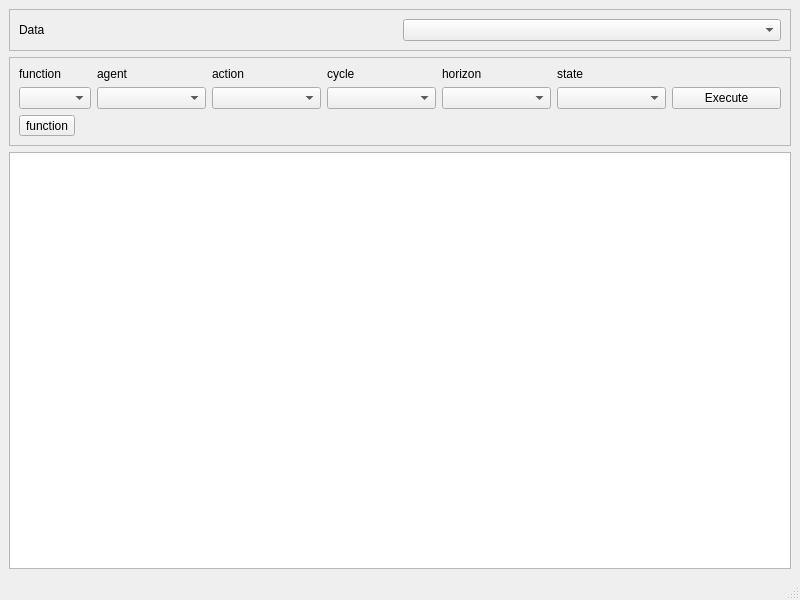
This is query_data.ui in usc-psychsim/psychsim-eval-gui as Qt 5 draws it before an edit. The edited form follows.
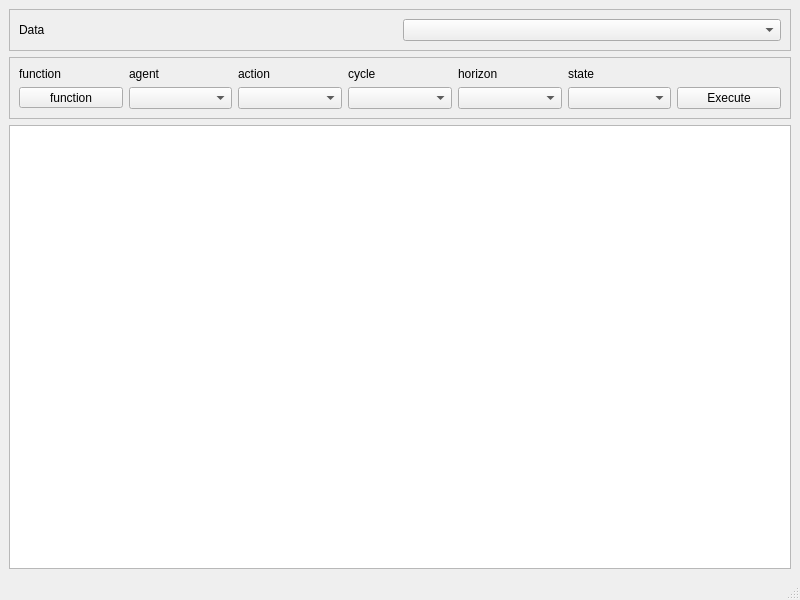
This is the edited form.

Commit message: Add data to viewer and implement rename functionality

```diff
--- a/query_data.ui
+++ b/query_data.ui
@@ -103,9 +103,6 @@
          </property>
         </widget>
        </item>
-       <item row="1" column="0">
-        <widget class="QComboBox" name="function_combo"/>
-       </item>
        <item row="0" column="3">
         <widget class="QLabel" name="label_4">
          <property name="text">
@@ -113,8 +110,14 @@
          </property>
         </widget>
        </item>
-       <item row="2" column="0">
+       <item row="1" column="0">
         <widget class="QToolButton" name="function_button">
+         <property name="sizePolicy">
+          <sizepolicy hsizetype="Preferred" vsizetype="Fixed">
+           <horstretch>0</horstretch>
+           <verstretch>0</verstretch>
+          </sizepolicy>
+         </property>
          <property name="text">
           <string>function</string>
          </property>
```
The commit also changes 5 other files.
